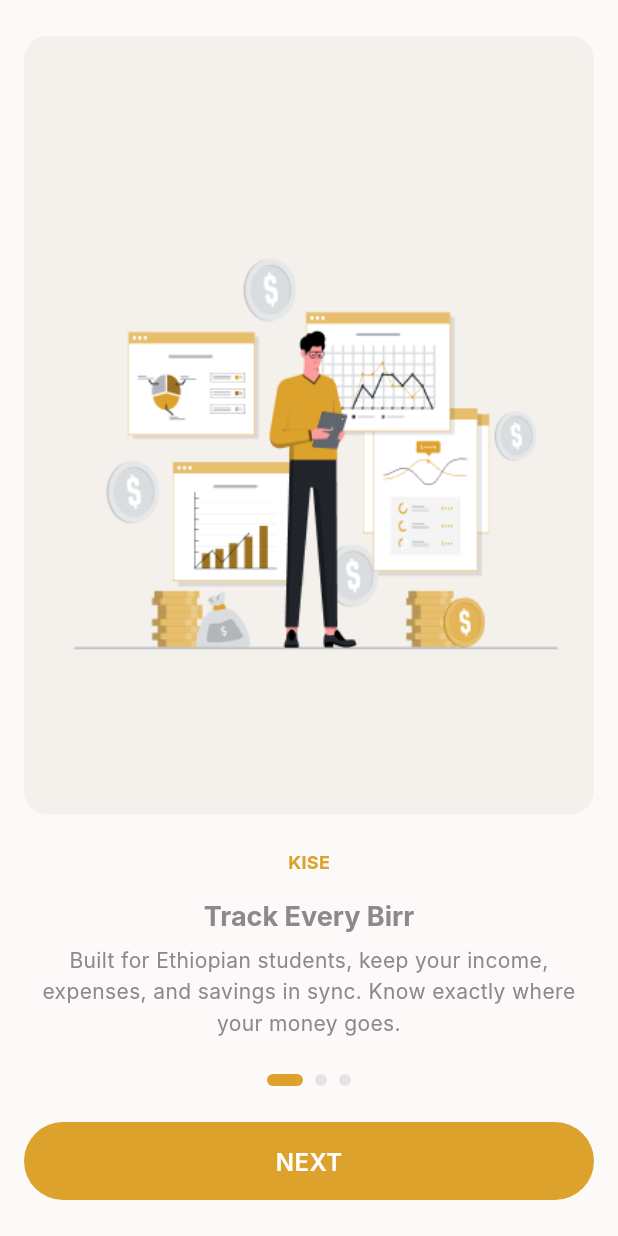
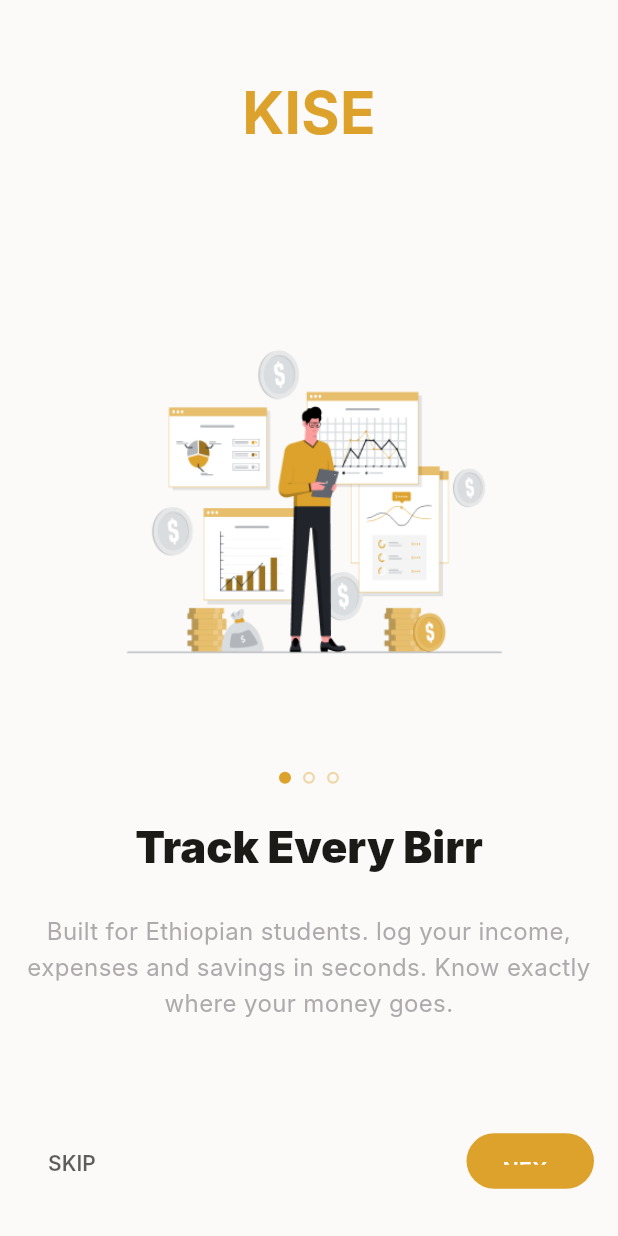
Before and after one commit to Abe-Alefew/Kise, a Flutter app: the OnboardingScreen screen opened by its route, on a phone screen of 412 x 824 dp. Run offline on Flutter 3.47's test engine with Material 3 defaults, Android fonts, the phone set to English and light mode, and no system bars; our stand-ins replace fl_chart, go_router, google_fonts, lucide_icons, shared_preferences; accounts and stored records are empty; Roboto replaces fonts that are missing (Inter).

Commit message:
fix(onboarding-screen):Fixed spacing and UI layout of the onboarding screen

```diff
--- a/lib/core/theme/app_theme.dart
+++ b/lib/core/theme/app_theme.dart
@@ -101,7 +101,7 @@ abstract class AppTheme {
           ),
         ),
 
-        // ── InputDecoration ───────────────────────
+        //InputDecoration
         inputDecorationTheme: InputDecorationTheme(
           filled: true,
           fillColor: AppColorsLight.inputFill,
--- a/lib/features/auth/presentation/screens/onboarding_screen.dart
+++ b/lib/features/auth/presentation/screens/onboarding_screen.dart
@@ -1,5 +1,7 @@
 import 'package:flutter/material.dart';
 import 'package:go_router/go_router.dart';
+import 'package:kise/core/theme/colors.dart';
+import 'package:lucide_icons/lucide_icons.dart';
 
 import '../../../../core/routing/app_router.dart';
 import '../../../../core/theme/app_dimensions.dart';
@@ -20,7 +22,7 @@ class _OnboardingScreenState extends State<OnboardingScreen> {
 		_OnboardingSlide(
 			title: 'Track Every Birr',
 			body:
-					'Built for Ethiopian students, keep your income, expenses, and savings in sync. Know exactly where your money goes.',
+					'Built for Ethiopian students. log your income, expenses and savings in seconds. Know exactly where your money goes.',
 			imagePath: 'assets/images/onboarding_1.png',
 		),
 		_OnboardingSlide(
@@ -59,14 +61,34 @@ class _OnboardingScreenState extends State<OnboardingScreen> {
 	Widget build(BuildContext context) {
 		final colorScheme = Theme.of(context).colorScheme;
 		final textTheme = Theme.of(context).textTheme;
+		final slide = _slides[_currentIndex];
+		final isLastSlide = _currentIndex == _slides.length - 1;
 
 		return Scaffold(
 			body: SafeArea(
 				child: Padding(
 					padding: AppDimensions.pagePadding,
-					child: Column(
+					child: LayoutBuilder(
+						builder: (context, constraints) {
+							final imageHeight = constraints.maxHeight * 0.44;
+							return Column(
+								crossAxisAlignment: CrossAxisAlignment.center,
 								children: [
-							Expanded(
+                  Padding(padding: const EdgeInsets.only(top:25)),
+									Text(
+
+										'KISE',
+										style: textTheme.labelMedium?.copyWith(
+											color: colorScheme.primary,
+											fontWeight: FontWeight.w700,
+                      fontSize: 39,
+										),
+										textAlign: TextAlign.center,
+
+									),
+									const SizedBox(height: AppDimensions.xxl),
+									SizedBox(
+										height: imageHeight,
 										child: PageView.builder(
 											controller: _controller,
 											itemCount: _slides.length,
@@ -77,51 +99,11 @@ class _OnboardingScreenState extends State<OnboardingScreen> {
 											},
 											itemBuilder: (context, index) {
 												final slide = _slides[index];
-                    return Column(
-                      mainAxisAlignment: MainAxisAlignment.start,
-                      children: [
-                        // Expanded — takes all remaining vertical space flexibly
-                        Expanded(
-                          child: Container(
-                            decoration: BoxDecoration(
-                              color: colorScheme.secondary,
-                              borderRadius: BorderRadius.circular(AppDimensions.radiusLg),
-                            ),
-                            child: ClipRRect(
-                              borderRadius: BorderRadius.circular(AppDimensions.radiusLg),
+												return Center(
 													child: Image.asset(
 														slide.imagePath,
 														fit: BoxFit.contain,
 													),
-                            ),
-                          ),
-                        ),
-                        const SizedBox(height: AppDimensions.lg),
-                        Text(
-                          'KISE',
-                          style: textTheme.labelMedium?.copyWith(
-                            color: colorScheme.primary,
-                            fontWeight: FontWeight.w700,
-                          ),
-                        ),
-                        const SizedBox(height: AppDimensions.md),
-                        Text(
-                          slide.title,
-                          style: textTheme.displaySmall?.copyWith(
-                            color: colorScheme.onSurface,
-                            fontWeight: FontWeight.w700,
-                          ),
-                          textAlign: TextAlign.center,
-                        ),
-                        const SizedBox(height: AppDimensions.sm),
-                        Text(
-                          slide.body,
-                          style: textTheme.bodyMedium?.copyWith(
-                            color: colorScheme.onSurface,
-                          ),
-                          textAlign: TextAlign.center,
-                        ),
-                      ],
 												);
 											},
 										),
@@ -132,36 +114,69 @@ class _OnboardingScreenState extends State<OnboardingScreen> {
 										activeIndex: _currentIndex,
 									),
 									const SizedBox(height: AppDimensions.lg),
-							if (_currentIndex == 1)
+									Text(
+										slide.title,
+										style: textTheme.displayMedium?.copyWith(
+											color: colorScheme.onSecondary,
+											fontWeight: FontWeight.w900,
+                      fontSize: 29,
+										),
+										textAlign: TextAlign.center,
+
+									),
+									const SizedBox(height: AppDimensions.lg),
+									Text(
+										slide.body,
+										style: textTheme.bodyMedium?.copyWith(
+											color: colorScheme.onSurface.withValues(alpha: 0.7),
+                      fontSize: 16,
+										),
+										textAlign: TextAlign.center,
+									),
+									const Spacer(),
+									if (isLastSlide)
+										Align(
+											alignment: Alignment.center,
+											child: KiseActionButton(
+												label: 'GET STARTED',
+												leadingIcon: LucideIcons.checkCircle,
+												onPressed: _nextPage,
+												expanded: false,
+												width: 181,
+												height: 37,
+												textColor: AppColorsLight.textOnPrimary,
+                        fontSize: 14,
+											),
+										)
+									else
 										Row(
+											mainAxisAlignment: MainAxisAlignment.spaceBetween,
 											children: [
-										Expanded(
-											child: KiseActionButton(
+												KiseActionButton(
 													label: 'SKIP',
 													variant: KiseButtonVariant.ghost,
+													expanded: false,
+													textColor: colorScheme.onSecondary.withValues(alpha: 0.7),
+                          fontSize: 14,
 													onPressed: () {
 														// TODO: restore production navigation logic
 														context.go(AppRoutes.login);
 													},
 												),
-										),
-										const SizedBox(width: AppDimensions.sm),
-										Expanded(
-											child: KiseActionButton(
+												KiseActionButton(
 													label: 'NEXT',
 													onPressed: _nextPage,
-											),
+													expanded: false,
+													width: 85,
+													height: 37,
+													textColor: AppColorsLight.textOnPrimary,
+                          fontSize: 14,
 												),
 											],
-								)
-							else
-								KiseActionButton(
-									label: _currentIndex == _slides.length - 1
-											? 'GET STARTED'
-											: 'NEXT',
-									onPressed: _nextPage,
 										),
 								],
+							);
+						},
 					),
 				),
 			),
@@ -178,6 +193,7 @@ class _DotIndicators extends StatelessWidget {
 	@override
 	Widget build(BuildContext context) {
 		final colorScheme = Theme.of(context).colorScheme;
+		const double dotSize = AppDimensions.sm;
 
 		return Row(
 			mainAxisAlignment: MainAxisAlignment.center,
@@ -186,13 +202,17 @@ class _DotIndicators extends StatelessWidget {
 				return AnimatedContainer(
 					duration: const Duration(milliseconds: 250),
 					margin: const EdgeInsets.symmetric(horizontal: AppDimensions.xs),
-					  width: isActive ? AppDimensions.lg : AppDimensions.sm,
-					  height: AppDimensions.sm,
+					width: dotSize,
+					height: dotSize,
 					decoration: BoxDecoration(
+						shape: BoxShape.circle,
+						color: isActive ? colorScheme.primary : Colors.transparent,
+						border: Border.all(
 							color: isActive
 									? colorScheme.primary
-								: colorScheme.onSurface.withValues(alpha: 0.2),
-						borderRadius: BorderRadius.circular(AppDimensions.radiusRound),
+									: colorScheme.primary.withValues(alpha: 0.4),
+							width: 1.5,
+						),
 					),
 				);
 			}),
```
Lines whose indentation alone changed are shown as unchanged.
